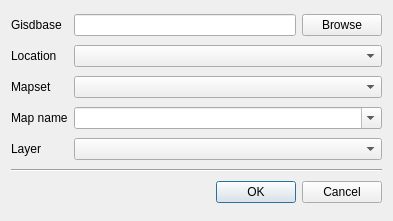
sourcepole/qgis, file qgis/src/plugins/grass/qgsgrassselectbase.ui: the form before one commit.
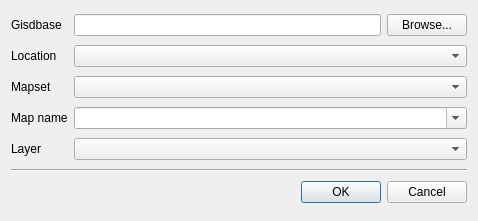
The form after the commit.

Commit message: shrinked some GUIs, used GUI guideline for Browse buttons text

Patch:
```diff
--- a/qgis/src/plugins/grass/qgsgrassselectbase.ui
+++ b/qgis/src/plugins/grass/qgsgrassselectbase.ui
@@ -6,7 +6,7 @@
    <rect>
     <x>0</x>
     <y>0</y>
-    <width>393</width>
+    <width>478</width>
     <height>221</height>
    </rect>
   </property>
@@ -94,7 +94,7 @@
    <item row="0" column="2">
     <widget class="QPushButton" name="GisdbaseBrowse">
      <property name="text">
-      <string>Browse</string>
+      <string>Browse...</string>
      </property>
     </widget>
    </item>
```
The commit also changes 2 other files.
